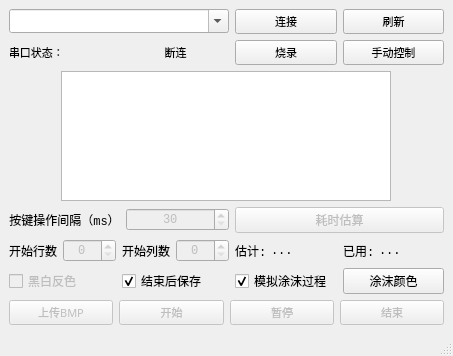
Old version of the form AutoSplatoon/autosplatoon.ui in the repository wang-ji-yuan/AutoSplatoon.
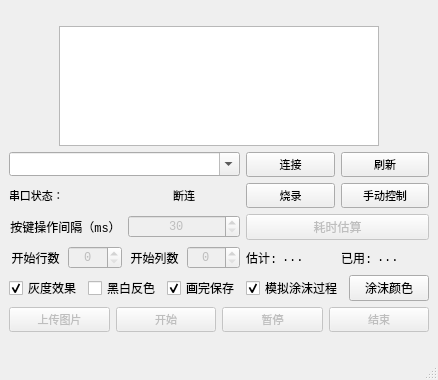
New version of the form. Icons and pictures are not drawn. Custom widgets are drawn as their Qt base class.

```diff
--- a/AutoSplatoon/autosplatoon.ui
+++ b/AutoSplatoon/autosplatoon.ui
@@ -6,8 +6,8 @@
    <rect>
     <x>0</x>
     <y>0</y>
-    <width>453</width>
-    <height>355</height>
+    <width>433</width>
+    <height>380</height>
    </rect>
   </property>
   <property name="font">
@@ -28,16 +28,6 @@
      <layout class="QVBoxLayout" name="verticalLayout">
       <item>
        <layout class="QGridLayout" name="gridLayout">
-        <item row="5" column="1">
-         <widget class="QPushButton" name="pushButton_Estimate">
-          <property name="enabled">
-           <bool>false</bool>
-          </property>
-          <property name="text">
-           <string>耗时估算</string>
-          </property>
-         </widget>
-        </item>
         <item row="6" column="1">
          <layout class="QHBoxLayout" name="horizontalLayout_8">
           <item>
@@ -106,53 +96,7 @@
           </item>
          </layout>
         </item>
-        <item row="1" column="0">
-         <widget class="QComboBox" name="serialPortsBox">
-          <property name="font">
-           <font>
-            <family>微软雅黑</family>
-            <pointsize>8</pointsize>
-            <bold>false</bold>
-           </font>
-          </property>
-          <property name="editable">
-           <bool>true</bool>
-          </property>
-         </widget>
-        </item>
-        <item row="1" column="1">
-         <layout class="QHBoxLayout" name="horizontalLayout_2">
-          <item>
-           <widget class="QPushButton" name="serialConnectButton">
-            <property name="font">
-             <font>
-              <family>微软雅黑</family>
-              <pointsize>8</pointsize>
-              <bold>false</bold>
-             </font>
-            </property>
-            <property name="text">
-             <string>连接</string>
-            </property>
-           </widget>
-          </item>
-          <item>
-           <widget class="QPushButton" name="serialRefreshButton">
-            <property name="font">
-             <font>
-              <family>微软雅黑</family>
-              <pointsize>8</pointsize>
-              <bold>false</bold>
-             </font>
-            </property>
-            <property name="text">
-             <string>刷新</string>
-            </property>
-           </widget>
-          </item>
-         </layout>
-        </item>
-        <item row="3" column="0">
+        <item row="4" column="0">
          <layout class="QHBoxLayout" name="horizontalLayout">
           <item>
            <widget class="QLabel" name="label_3">
@@ -249,40 +193,7 @@
           </item>
          </layout>
         </item>
-        <item row="5" column="0">
-         <layout class="QHBoxLayout" name="horizontalLayout_4">
-          <item>
-           <widget class="QLabel" name="label">
-            <property name="enabled">
-             <bool>true</bool>
-            </property>
-            <property name="text">
-             <string>按键操作间隔（ms）</string>
-            </property>
-            <property name="alignment">
-             <set>Qt::AlignCenter</set>
-            </property>
-           </widget>
-          </item>
-          <item>
-           <widget class="QSpinBox" name="intervalBox">
-            <property name="enabled">
-             <bool>false</bool>
-            </property>
-            <property name="alignment">
-             <set>Qt::AlignCenter</set>
-            </property>
-            <property name="minimum">
-             <number>30</number>
-            </property>
-            <property name="maximum">
-             <number>100</number>
-            </property>
-           </widget>
-          </item>
-         </layout>
-        </item>
-        <item row="3" column="1">
+        <item row="4" column="1">
          <layout class="QHBoxLayout" name="horizontalLayout_3">
           <item>
            <widget class="QPushButton" name="flashButton">
@@ -319,10 +230,20 @@
         </item>
         <item row="9" column="0">
          <layout class="QHBoxLayout" name="horizontalLayout_7">
+          <item>
+           <widget class="QCheckBox" name="checkBox_ToGray">
+            <property name="text">
+             <string>灰度效果</string>
+            </property>
+            <property name="checked">
+             <bool>true</bool>
+            </property>
+           </widget>
+          </item>
           <item>
            <widget class="QCheckBox" name="checkBox_inverse">
             <property name="enabled">
-             <bool>false</bool>
+             <bool>true</bool>
             </property>
             <property name="toolTip">
              <string>&lt;html&gt;&lt;head/&gt;&lt;body&gt;&lt;p&gt;最终画出来的点黑白颠倒&lt;/p&gt;&lt;/body&gt;&lt;/html&gt;</string>
@@ -335,7 +256,7 @@
           <item>
            <widget class="QCheckBox" name="checkBox_saveWhenFinish">
             <property name="text">
-             <string>结束后保存</string>
+             <string>画完保存</string>
             </property>
             <property name="checked">
              <bool>true</bool>
@@ -344,6 +265,52 @@
           </item>
          </layout>
         </item>
+        <item row="2" column="0">
+         <widget class="QComboBox" name="serialPortsBox">
+          <property name="font">
+           <font>
+            <family>微软雅黑</family>
+            <pointsize>8</pointsize>
+            <bold>false</bold>
+           </font>
+          </property>
+          <property name="editable">
+           <bool>true</bool>
+          </property>
+         </widget>
+        </item>
+        <item row="2" column="1">
+         <layout class="QHBoxLayout" name="horizontalLayout_2">
+          <item>
+           <widget class="QPushButton" name="serialConnectButton">
+            <property name="font">
+             <font>
+              <family>微软雅黑</family>
+              <pointsize>8</pointsize>
+              <bold>false</bold>
+             </font>
+            </property>
+            <property name="text">
+             <string>连接</string>
+            </property>
+           </widget>
+          </item>
+          <item>
+           <widget class="QPushButton" name="serialRefreshButton">
+            <property name="font">
+             <font>
+              <family>微软雅黑</family>
+              <pointsize>8</pointsize>
+              <bold>false</bold>
+             </font>
+            </property>
+            <property name="text">
+             <string>刷新</string>
+            </property>
+           </widget>
+          </item>
+         </layout>
+        </item>
         <item row="9" column="1">
          <layout class="QHBoxLayout" name="horizontalLayout_10">
           <item>
@@ -377,10 +344,53 @@
           </item>
          </layout>
         </item>
-        <item row="4" column="0" colspan="2">
+        <item row="5" column="0">
+         <layout class="QHBoxLayout" name="horizontalLayout_4">
+          <item>
+           <widget class="QLabel" name="label">
+            <property name="enabled">
+             <bool>true</bool>
+            </property>
+            <property name="text">
+             <string>按键操作间隔（ms）</string>
+            </property>
+            <property name="alignment">
+             <set>Qt::AlignCenter</set>
+            </property>
+           </widget>
+          </item>
+          <item>
+           <widget class="QSpinBox" name="intervalBox">
+            <property name="enabled">
+             <bool>false</bool>
+            </property>
+            <property name="alignment">
+             <set>Qt::AlignCenter</set>
+            </property>
+            <property name="minimum">
+             <number>30</number>
+            </property>
+            <property name="maximum">
+             <number>100</number>
+            </property>
+           </widget>
+          </item>
+         </layout>
+        </item>
+        <item row="5" column="1">
+         <widget class="QPushButton" name="pushButton_Estimate">
+          <property name="enabled">
+           <bool>false</bool>
+          </property>
+          <property name="text">
+           <string>耗时估算</string>
+          </property>
+         </widget>
+        </item>
+        <item row="0" column="0" colspan="2">
          <layout class="QHBoxLayout" name="horizontalLayout_9">
           <item>
-           <widget class="QGraphicsView" name="graphicsView">
+           <widget class="MyGraphicsView" name="m_pView">
             <property name="enabled">
              <bool>true</bool>
             </property>
@@ -392,14 +402,14 @@
             </property>
             <property name="minimumSize">
              <size>
-              <width>330</width>
-              <height>130</height>
+              <width>320</width>
+              <height>120</height>
              </size>
             </property>
             <property name="maximumSize">
              <size>
-              <width>330</width>
-              <height>130</height>
+              <width>320</width>
+              <height>120</height>
              </size>
             </property>
             <property name="font">
@@ -409,6 +419,9 @@
               <bold>false</bold>
              </font>
             </property>
+            <property name="toolTip">
+             <string>你可以用鼠标移动图片,用鼠标滚轮缩小放大</string>
+            </property>
            </widget>
           </item>
          </layout>
@@ -430,7 +443,7 @@
            </font>
           </property>
           <property name="text">
-           <string>上传BMP</string>
+           <string>上传图片</string>
           </property>
          </widget>
         </item>
@@ -498,6 +511,13 @@
    </property>
   </action>
  </widget>
+ <customwidgets>
+  <customwidget>
+   <class>MyGraphicsView</class>
+   <extends>QGraphicsView</extends>
+   <header location="global">mygraphicsview.h</header>
+  </customwidget>
+ </customwidgets>
  <resources>
   <include location="Icons.qrc"/>
  </resources>
```
